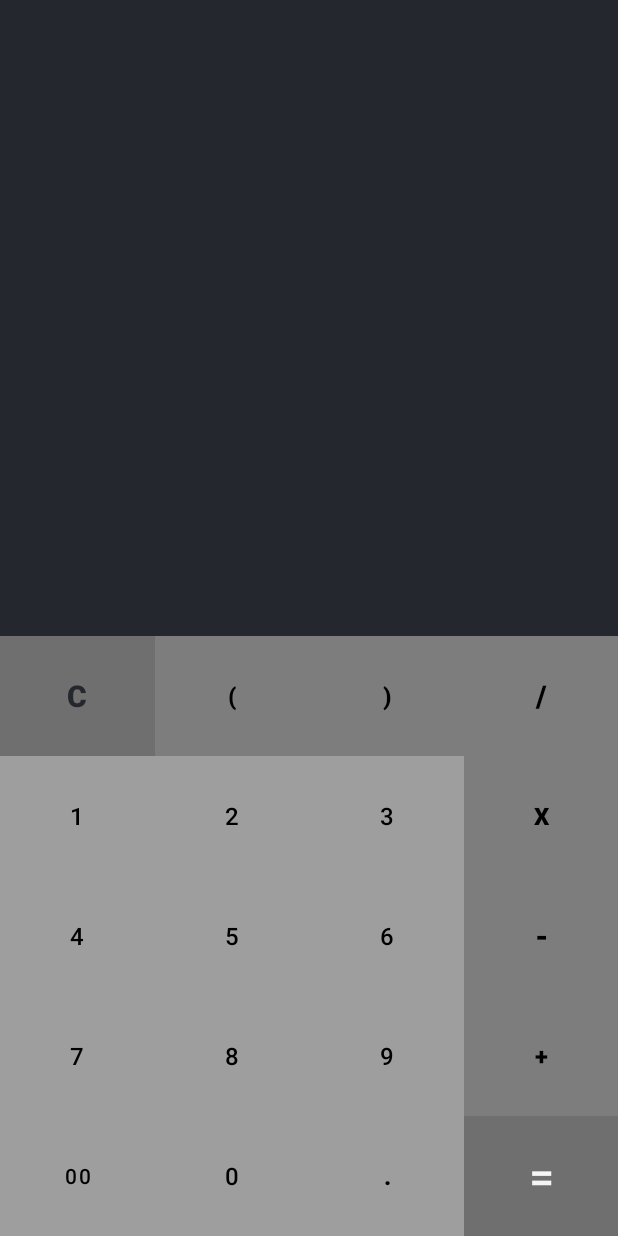
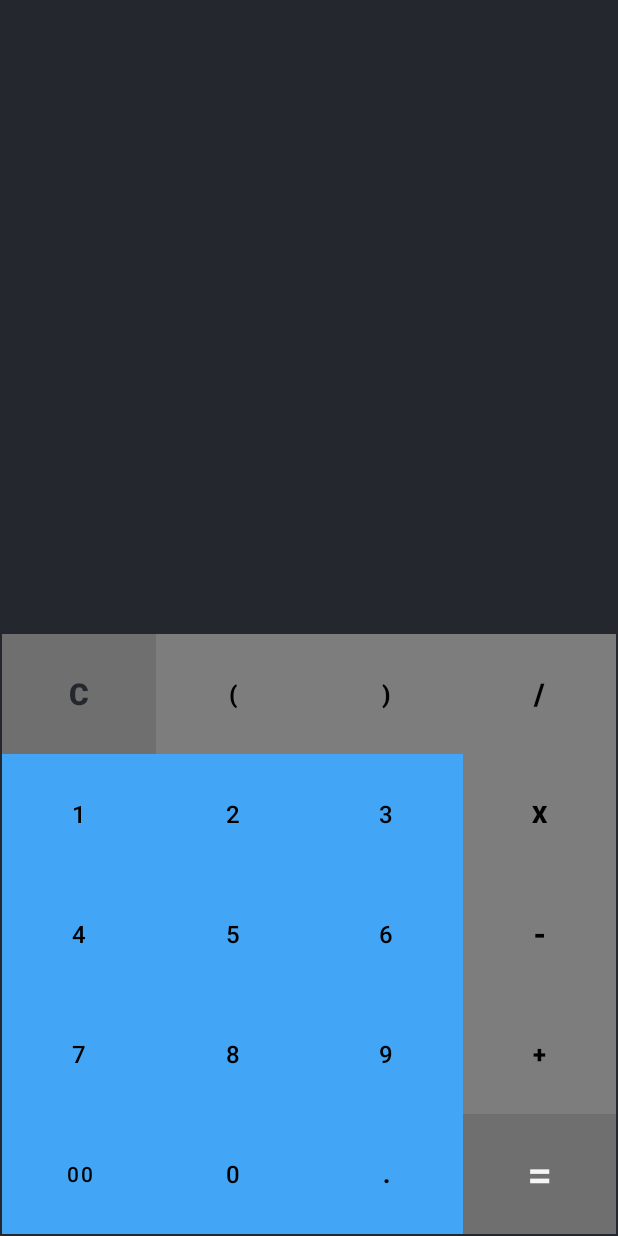
Before and after one commit to adrileysrb/Calculator, an Android app: the screen it shows after launch (MainActivity), on a phone screen of 412 x 824 dp. Run offline under Robolectric (Android 15) with nearby library versions, the phone set to English and light mode, and no system bars.

```diff
--- a/app/build.gradle
+++ b/app/build.gradle
@@ -44,4 +44,6 @@ dependencies {
     testImplementation 'junit:junit:4.+'
     androidTestImplementation 'androidx.test.ext:junit:1.1.2'
     androidTestImplementation 'androidx.test.espresso:espresso-core:3.3.0'
+
+    implementation 'com.airbnb.android:lottie:3.7.1'
 }
--- a/app/src/main/res/drawable-v24/gradient.xml
+++ b/app/src/main/res/drawable-v24/gradient.xml
@@ -3,7 +3,7 @@
     android:shape="rectangle">
     <gradient
         android:angle="90"
-        android:startColor="@color/black"
-        android:endColor="@color/primary_dark"
+        android:startColor="?attr/colorPrimaryDark"
+        android:endColor="?attr/colorPrimary"
         android:type="linear"/>
 </shape>
--- a/app/src/main/res/layout/activity_main.xml
+++ b/app/src/main/res/layout/activity_main.xml
@@ -36,6 +36,7 @@
         android:layout_width="match_parent"
         android:layout_height="match_parent"
         android:gravity="bottom"
+        android:layout_margin="1dp"
         android:orientation="vertical">
 
         <LinearLayout
--- a/app/src/main/res/values/colors.xml
+++ b/app/src/main/res/values/colors.xml
@@ -22,4 +22,13 @@
     <color name="colorGray">#7C7C80</color>
     <color name="colorWhite">#ffffff</color>
     <color name="colorPurple">#738DEF</color>
+
+    <color name="primaryColor">#42a5f5</color>
+    <color name="primaryLightColor">#80d6ff</color>
+    <color name="primaryDarkColor">#0077c2</color>
+    <color name="secondaryColor">#7986cb</color>
+    <color name="secondaryLightColor">#aab6fe</color>
+    <color name="secondaryDarkColor">#49599a</color>
+    <color name="primaryTextColor">#212121</color>
+    <color name="secondaryTextColor">#000000</color>
 </resources>
--- a/app/src/main/res/values/themes.xml
+++ b/app/src/main/res/values/themes.xml
@@ -2,13 +2,15 @@
     <!-- Base application theme. -->
     <style name="Theme.Calculator" parent="Theme.MaterialComponents.DayNight.NoActionBar">
         <!-- Primary brand color. -->
-        <item name="colorPrimary">@color/primary</item>
-        <item name="colorPrimaryVariant">@color/primary_dark</item>
-        <item name="colorOnPrimary">@color/primary_light</item>
+        <item name="colorPrimary">@color/primaryColor</item>
+        <item name="colorPrimaryVariant">@color/primaryLightColor</item>
+        <item name="colorOnPrimary">@color/primaryDarkColor</item>
+        <item name="android:textColorPrimary">@color/primaryTextColor</item>
         <!-- Secondary brand color. -->
-        <item name="colorSecondary">@color/teal_200</item>
-        <item name="colorSecondaryVariant">@color/teal_700</item>
-        <item name="colorOnSecondary">@color/black</item>
+        <item name="colorSecondary">@color/secondaryColor</item>
+        <item name="colorSecondaryVariant">@color/secondaryLightColor</item>
+        <item name="colorOnSecondary">@color/secondaryDarkColor</item>
+        <item name="android:textColorSecondary">@color/secondaryTextColor</item>
         <!-- Status bar color. -->
         <item name="android:statusBarColor" tools:targetApi="l">?attr/colorPrimaryVariant</item>
         <!-- Customize your theme here. -->
```
Also changed, not shown: app/src/main/res/layout/activity_splash_screen2.xml (+12 -2 lines), app/src/main/res/raw/numbers.json (added, +1 -0 lines).
